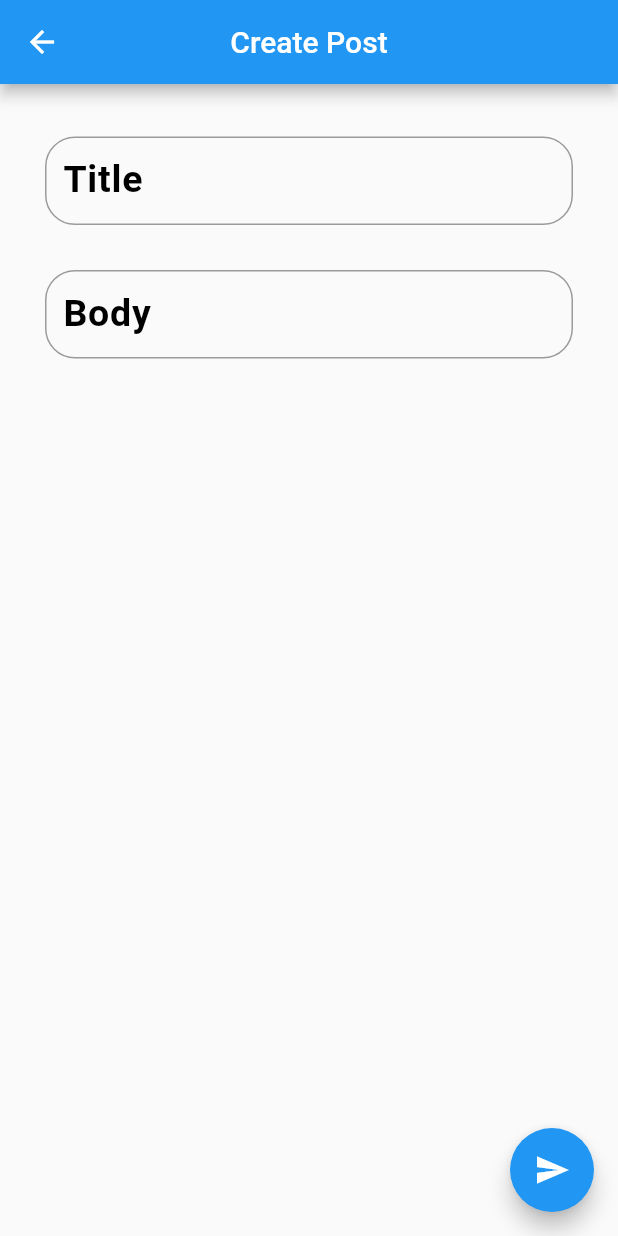
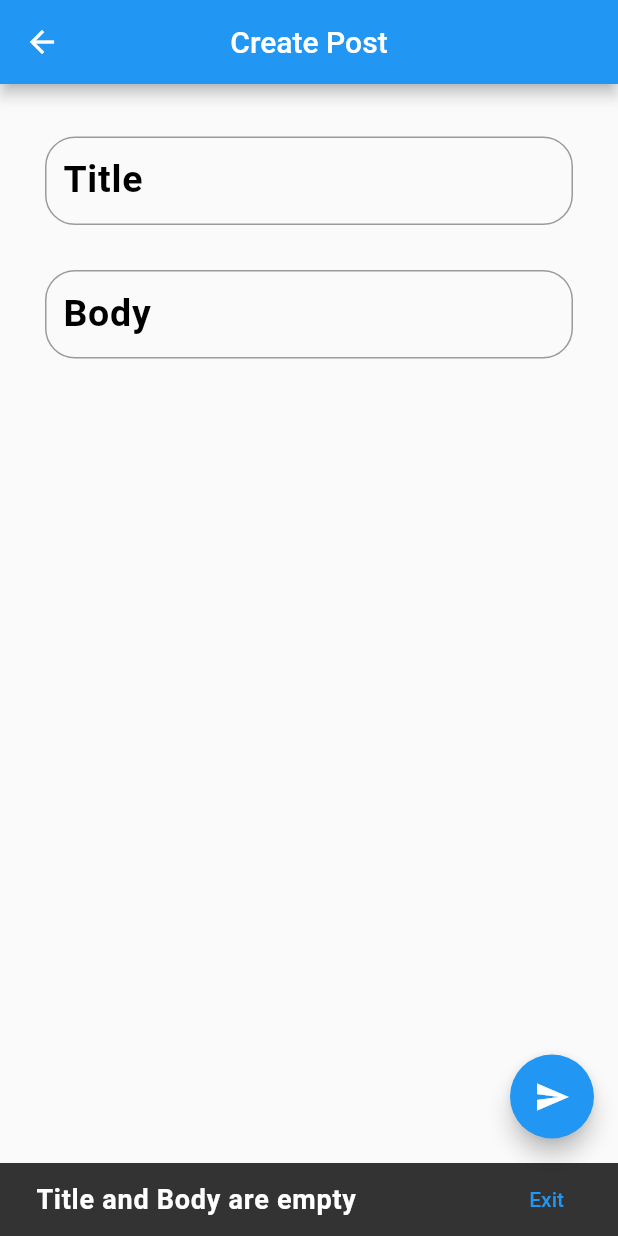
Before and after one commit to NuriddinJorayev/patterns_bloc, a Flutter app: the Create_post screen opened directly, after a tap on the "send" icon, on a phone screen of 412 x 824 dp. Run offline on Flutter 3.47's test engine with Material 2 defaults, Android fonts, the light colour scheme and no system bars; our stand-ins replace equatable, flutter_bloc, flutter_slidable; missing offline and left inert: dart:ffi; network calls fail.

Commit message:
task 8.8

```diff
--- /dev/null
+++ b/lib/blocs/create_post_cubit.dart
@@ -0,0 +1,50 @@
+import 'package:flutter/material.dart';
+import 'package:flutter_bloc/flutter_bloc.dart';
+import 'package:petterns_bloc/blocs/create_post_state.dart';
+import 'package:petterns_bloc/models/post_model.dart';
+import 'package:petterns_bloc/services/http_server.dart';
+import 'package:petterns_bloc/utils/navigation.dart';
+
+class CreateCubit extends Cubit<CreatePostState> {
+  CreateCubit()
+      : super(CreatePostState(
+            isloading: false,
+            control1: TextEditingController(),
+            control2: TextEditingController()));
+
+  Create_new_post(BuildContext context, control1, control2) async {
+    var text1 = control1.text.trim();
+    var text2 = control2.text.trim();
+    if (text1.isNotEmpty && text2.isNotEmpty) {
+      emit(CreatePostState(
+          isloading: true, control1: control1, control2: control2));
+      var posts = await Rest_APi.GET_parsed_list();
+      var new_post = Post(0, text1, text2);
+      await Rest_APi.POST(new_post);
+      emit(CreatePostState(
+          isloading: false, control1: control1, control2: control2));
+      MyNavigation.pop(context, result: "new post");
+    } else {
+      var message = (text1.isEmpty && text2.isEmpty)
+          ? "Title and Body"
+          : text1.isEmpty
+              ? "Title"
+              : "Body";
+      ScaffoldMessenger.of(context).showSnackBar(
+        SnackBar(
+          content: Text(
+            message + " are empty",
+            style: TextStyle(
+                fontSize: 18, fontWeight: FontWeight.bold, letterSpacing: .5),
+          ),
+          action: SnackBarAction(
+            label: 'Exit',
+            onPressed: () {
+              MyNavigation.pop(context);
+            },
+          ),
+        ),
+      );
+    }
+  }
+}
--- /dev/null
+++ b/lib/blocs/create_post_state.dart
@@ -0,0 +1,18 @@
+import 'dart:ffi';
+
+import 'package:equatable/equatable.dart';
+import 'package:flutter/material.dart';
+
+class CreatePostState extends Equatable {
+  final bool isloading;
+  final TextEditingController control1;
+  final TextEditingController control2;
+  CreatePostState(
+      {required this.isloading,
+      required this.control1,
+      required this.control2});
+
+  @override
+  // TODO: implement props
+  List<Object?> get props => [this.isloading, this.control1, this.control2];
+}
--- a/lib/pages/create_post_page.dart
+++ b/lib/pages/create_post_page.dart
@@ -1,4 +1,8 @@
 import 'package:flutter/material.dart';
+import 'package:flutter_bloc/flutter_bloc.dart';
+import 'package:petterns_bloc/blocs/create_post_cubit.dart';
+import 'package:petterns_bloc/blocs/create_post_state.dart';
+import 'package:petterns_bloc/views/views_of_create.dart';
 import 'package:petterns_bloc/widgets/text_field.dart';
 
 class Create_post extends StatefulWidget {
@@ -12,89 +16,33 @@ class Create_post extends StatefulWidget {
 }
 
 class _Create_postState extends State<Create_post> {
-  bool isloading = false;
-  var control1 = TextEditingController();
-  var control2 = TextEditingController();
-
   @override
   Widget build(BuildContext context) {
     var h = MediaQuery.of(context).size.height;
     var w = MediaQuery.of(context).size.width;
+
+    return BlocProvider(
+      create: (context) => CreateCubit(),
+      child: BlocBuilder<CreateCubit, CreatePostState>(
+        builder: (context, state) {
           return Scaffold(
             appBar: AppBar(
               centerTitle: true,
               title: Text("Create Post"),
             ),
-      body: SingleChildScrollView(
-        child: Stack(
-          children: [
-            Container(
-              height: h,
-              width: w,
-              child: Column(
-                children: [
-                  SizedBox(height: 20),
-                  Text_Field.Create_textFiled("Title", control1, 3),
-                  Text_Field.Create_textFiled("Body", control2, 6),
-                ],
-              ),
-            ),
-            isloading
-                ? Container(
-                    height: h,
-                    width: w,
-                    color: Colors.black.withOpacity(.4),
-                    child: Container(
-                      height: 60,
-                      width: 60,
-                      alignment: Alignment.center,
-                      child: CircularProgressIndicator(),
-                    ),
-                  )
-                : SizedBox.shrink()
-          ],
-        ),
-      ),
+            body: body_of_create(
+                h, w, state.control1, state.control2, state.isloading),
             floatingActionButton: FloatingActionButton(
               onPressed: () async {
-          //   FocusScope.of(context).requestFocus(FocusNode());
-          //   var text1 = control1.text.trim();
-          //   var text2 = control2.text.trim();
-          //   if (text1.isNotEmpty && text2.isNotEmpty) {
-          //     setState(() => isloading = true);
-          //     var posts = await Rest_APi.GET_parsed_list(Rest_APi.API_GET);
-          //     var id = random_id(posts);
-          //     var new_post = Post(int.parse(id), text1, text2, int.parse(id));
-          //     await Create_delete_add_function.Create(new_post);
-          //     setState(() => isloading = false);
-          //     Navigator.pop(context, "new_post");
-          //   } else {
-          //     var message = (text1.isEmpty && text2.isEmpty)
-          //         ? "Title and Body"
-          //         : text1.isEmpty
-          //             ? "Title"
-          //             : "Body";
-          //     ScaffoldMessenger.of(context).showSnackBar(
-          //       SnackBar(
-          //         content: Text(
-          //           message + " are empty",
-          //           style: TextStyle(
-          //               fontSize: 18,
-          //               fontWeight: FontWeight.bold,
-          //               letterSpacing: .5),
-          //         ),
-          //         action: SnackBarAction(
-          //           label: 'Exit',
-          //           onPressed: () {
-          //             Navigator.pop(context);
-          //           },
-          //         ),
-          //       ),
-          //     );
-          //   }
+                FocusScope.of(context).requestFocus(FocusNode());
+                BlocProvider.of<CreateCubit>(context)
+                    .Create_new_post(context, state.control1, state.control2);
               },
               child: Icon(Icons.send),
             ),
           );
+        },
+      ),
+    );
   }
 }
--- a/lib/services/http_server.dart
+++ b/lib/services/http_server.dart
@@ -47,8 +47,10 @@ class Rest_APi {
 
   static Future<String> PUT(Post p) async {
     var uri = Uri.https(BASE, API_UPDATE + p.id.toString()); // http or https
-    var params = paramsUpdate(p);
-    var response = await put(uri, headers: headers, body: jsonEncode(params));
+    var response =
+        await put(uri, headers: headers, body: jsonEncode(paramsUpdate(p)));
+    print("status code = ${response.statusCode}");
+    print("id = ${p.id}");
     if (response.statusCode == 200) {
       print('Updated \n');
       print("response body = ${response.body}");
@@ -80,23 +82,15 @@ class Rest_APi {
     return params;
   }
 
-  static Map<String, String> paramsCreate(Post post) {
-    Map<String, String> params = {};
-    params.addAll({
-      'title': post.fullname,
-      'body': post.phone,
-      'userId': post.id.toString(),
-    });
-    return params;
-  }
+  static Map<String, String> paramsCreate(Post post) => {
+        'fullname': post.fullname,
+        'phone': post.phone,
+        'id': post.id.toString(),
+      };
 
-  static Map<String, String> paramsUpdate(Post post) {
-    Map<String, String> params = {};
-    params.addAll({
-      'title': post.fullname,
-      'body': post.phone,
-      'userId': post.id.toString(),
-    });
-    return params;
-  }
+  static Map<String, String> paramsUpdate(Post post) => {
+        'fullname': post.fullname,
+        'phone': post.phone,
+        'id': post.id.toString(),
+      };
 }
--- /dev/null
+++ b/lib/views/views_of_create.dart
@@ -0,0 +1,34 @@
+import 'package:flutter/material.dart';
+import 'package:petterns_bloc/widgets/text_field.dart';
+
+Widget body_of_create(h, w, var control1, var control2, bool isloading) =>
+    SingleChildScrollView(
+      child: Stack(
+        children: [
+          Container(
+            height: h,
+            width: w,
+            child: Column(
+              children: [
+                SizedBox(height: 20),
+                Text_Field.Create_textFiled("Title", control1, 3),
+                Text_Field.Create_textFiled("Body", control2, 6),
+              ],
+            ),
+          ),
+          isloading
+              ? Container(
+                  height: h,
+                  width: w,
+                  color: Colors.black.withOpacity(.4),
+                  child: Container(
+                    height: 60,
+                    width: 60,
+                    alignment: Alignment.center,
+                    child: CircularProgressIndicator(),
+                  ),
+                )
+              : SizedBox.shrink()
+        ],
+      ),
+    );
```
Also changed, not shown: lib/blocs/list_post_cubit.dart (+8 -1 lines), lib/blocs/update_post_cubit.dart (added, +57 -0 lines), lib/blocs/update_post_state.dart (added, +24 -0 lines), lib/pages/home.dart (+12 -6 lines), lib/pages/update_post_page.dart (+26 -45 lines), lib/utils/navigation.dart (added, +19 -0 lines), lib/views/views_of_home.dart (+16 -10 lines), 1 other file. Lines whose indentation alone changed are shown as unchanged.
